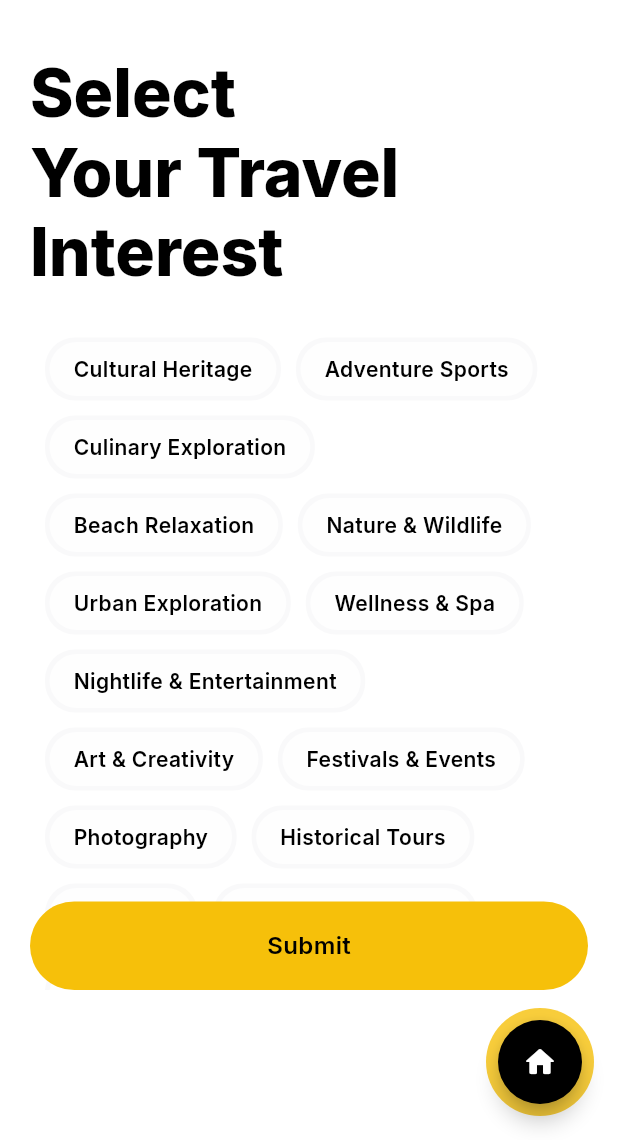
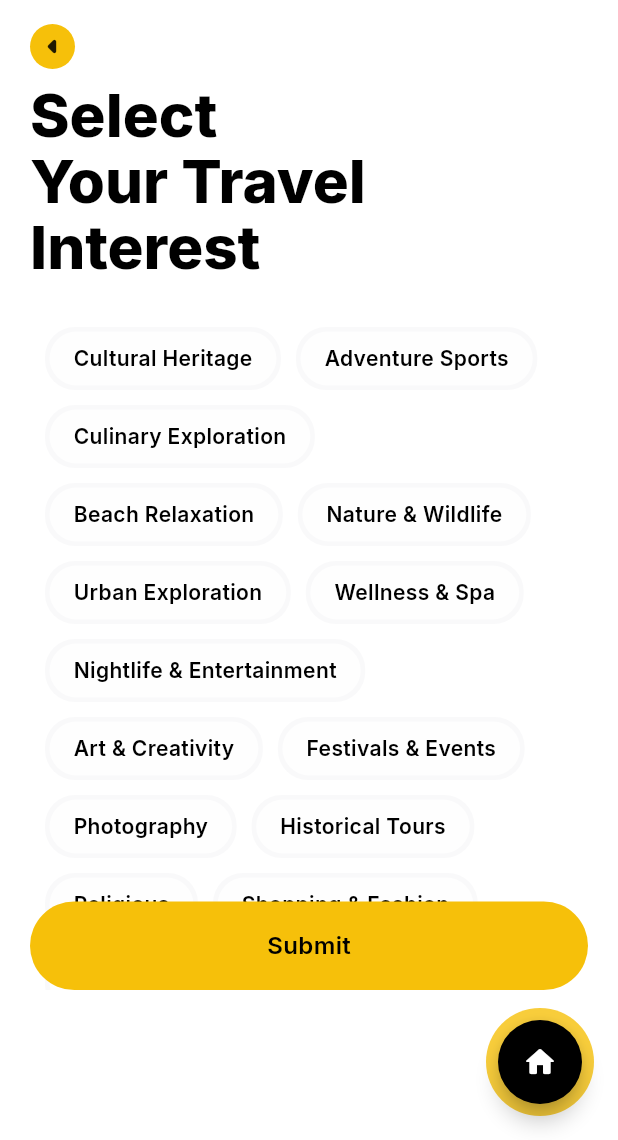
Before and after one commit to kwakyebrilliant/VoyageAI, a Flutter app: the screen it shows after launch, after a tap on the "add location alt" icon, after a tap on "Proceed", on a phone screen of 412 x 824 dp, the part 96-1236 px from its top. Run offline on Flutter 3.47's test engine with Material 3 defaults, Android fonts, the phone set to English and light mode, and no system bars; our stand-ins replace country_picker, flutter_typeahead, google_fonts.

Commit message:
proceed updates

```diff
--- a/lib/utility/proceed_page.dart
+++ b/lib/utility/proceed_page.dart
@@ -40,21 +40,33 @@ class _ProceedPageState extends State<ProceedPage> {
           top: 0.0,
           left: 10.0,
           right: 10.0,
-          child: Padding(
-            padding: const EdgeInsets.only(top: 20.0),
           child: Column(
             crossAxisAlignment: CrossAxisAlignment.start,
             children: [
-                RichText(
+              Container(
+                height: 30,
+                width: 30.0,
+                decoration: const BoxDecoration(
+                  color: Color(0xFFF6C00A),
+                  shape: BoxShape.circle,
+                ),
+                child: const Icon(
+                  Icons.arrow_left_rounded,
+                  size: 30.0,
+                ),
+              ),
+              Padding(
+                padding: const EdgeInsets.only(top: 10.0),
+                child: RichText(
                   text: TextSpan(
                     style: GoogleFonts.inter(
-                      height: 1.2,
+                      height: 1.1,
                     ),
                     children: <TextSpan>[
                       TextSpan(
                         text: 'Select \n',
                         style: GoogleFonts.inter(
-                          fontSize: 44.0,
+                          fontSize: 40.0,
                           fontWeight: FontWeight.w800,
                           color: const Color(0xFF000000),
                         ),
@@ -62,7 +74,7 @@ class _ProceedPageState extends State<ProceedPage> {
                       TextSpan(
                         text: 'Your Travel \n',
                         style: GoogleFonts.inter(
-                          fontSize: 44.0,
+                          fontSize: 40.0,
                           fontWeight: FontWeight.w800,
                           color: const Color(0xFF000000),
                         ),
@@ -70,12 +82,13 @@ class _ProceedPageState extends State<ProceedPage> {
                       TextSpan(
                         text: 'Interest',
                         style: GoogleFonts.inter(
-                          fontSize: 44.0,
+                          fontSize: 40.0,
                           fontWeight: FontWeight.w800,
                           color: const Color(0xFF000000),
                         ),
                       ),
                     ],
+                  ),
                 ),
               ),
 
@@ -126,8 +139,7 @@ class _ProceedPageState extends State<ProceedPage> {
                               decoration: BoxDecoration(
                                 color: isSelected
                                     ? const Color(0xFFF6C00A)
-                                      : const Color(0xFFFFFFFF)
-                                          .withOpacity(0.8),
+                                    : const Color(0xFFFFFFFF).withOpacity(0.8),
                                 borderRadius: BorderRadius.circular(20.0),
                               ),
 
@@ -152,7 +164,6 @@ class _ProceedPageState extends State<ProceedPage> {
                 // Wrap ends here
               ),
             ],
-            ),
           ),
         ),
         Positioned(
```
Lines whose indentation alone changed are shown as unchanged.
